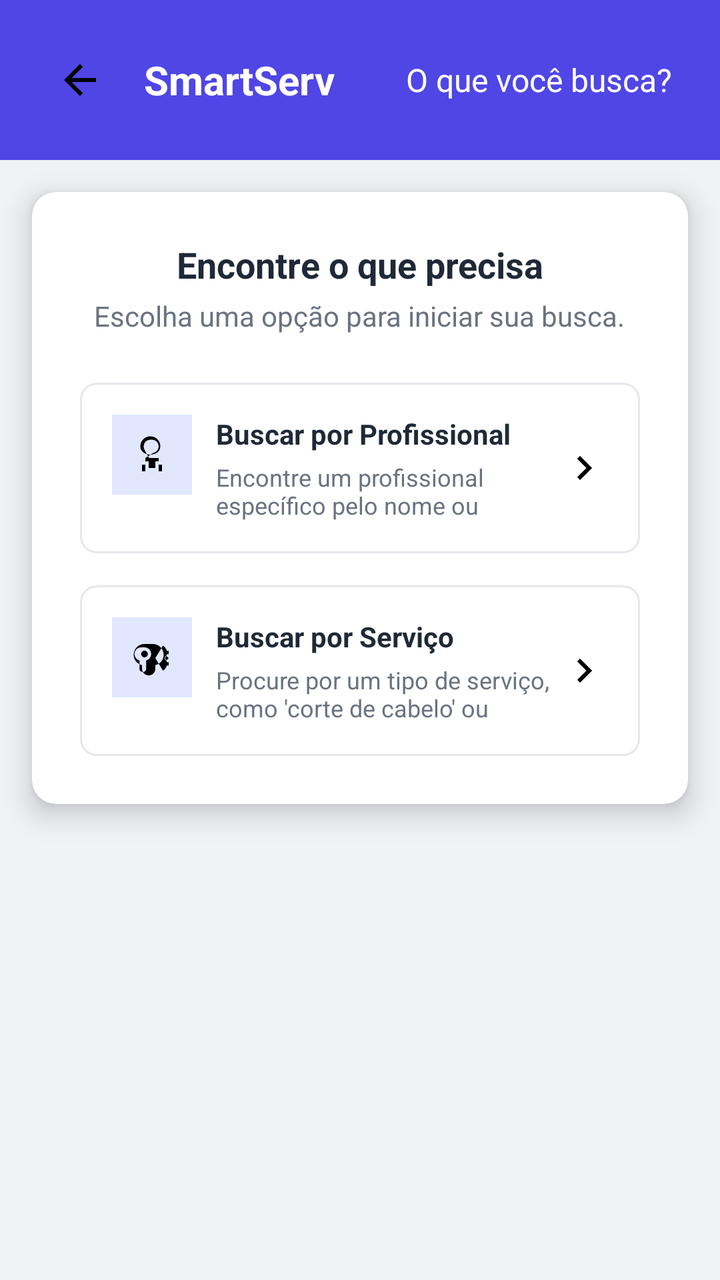
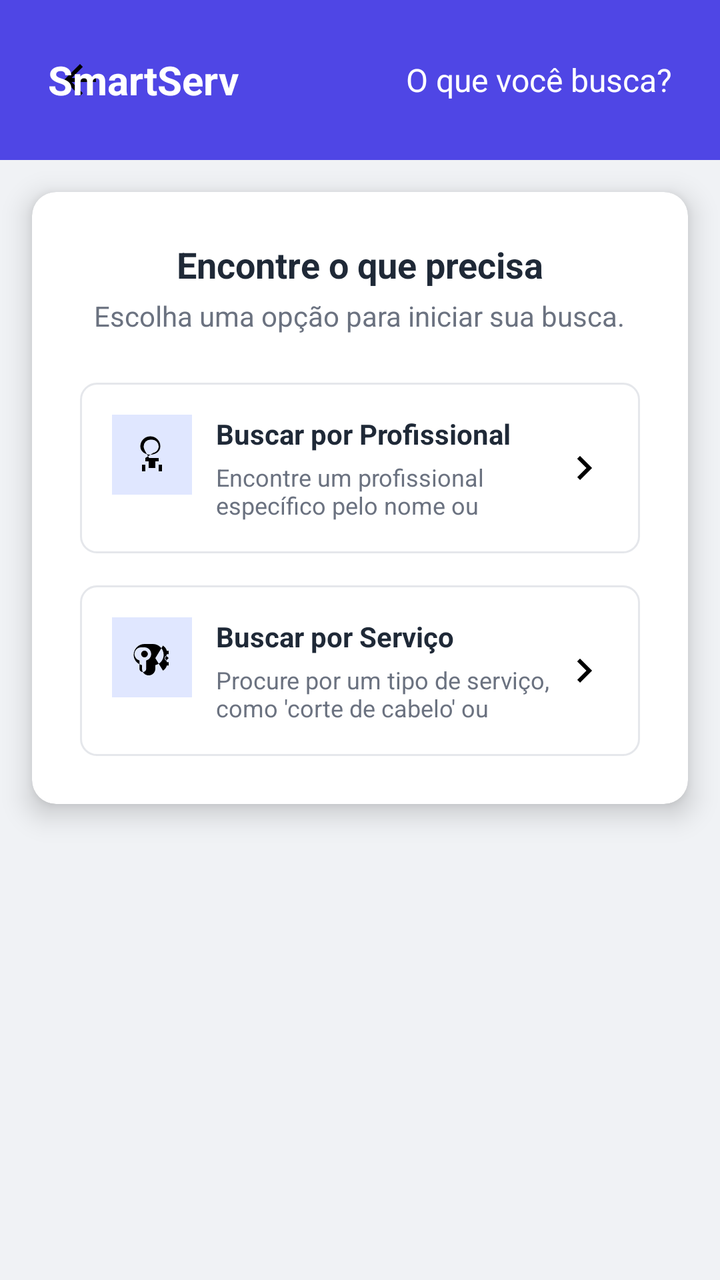

The first picture is an Android layout as it rendered before a commit; the second is the same layout after the commit. The layout source and the unified diff follow.
<!-- AndroidManifest.xml: application theme Theme.SmartApp -->
<!-- res/layout/buscar_pro_serv.xml -->
<?xml version="1.0" encoding="utf-8"?>
<RelativeLayout xmlns:android="http://schemas.android.com/apk/res/android"
    xmlns:app="http://schemas.android.com/apk/res-auto"
    android:layout_width="match_parent"
    android:layout_height="match_parent"
    android:background="#F0F2F5">

    
    <RelativeLayout
        android:id="@+id/header"
        android:layout_width="match_parent"
        android:layout_height="wrap_content"
        android:background="#4F46E5"
        android:padding="16dp"
        android:layout_alignParentTop="true">

        <ImageButton
            android:id="@+id/backButton"
            android:layout_width="48dp"
            android:layout_height="48dp"
            android:layout_centerVertical="true"
            android:layout_alignParentStart="true"
            android:background="?attr/selectableItemBackgroundBorderless"
            android:contentDescription="image3"
            android:padding="12dp"
            app:srcCompat="@drawable/ic_arrow_left"
            />

        <TextView
            android:id="@+id/logoTextHeader"
            android:layout_width="wrap_content"
            android:layout_height="wrap_content"
            android:layout_centerVertical="true"
            android:layout_toEndOf="@id/backButton"
            android:layout_marginStart="8dp"
            android:text="SmartServ"
            android:textColor="#FFFFFF"
            android:textSize="20sp"
            android:textStyle="bold"/>

        <TextView
            android:id="@+id/headerTitle"
            android:layout_width="wrap_content"
            android:layout_height="wrap_content"
            android:layout_alignParentEnd="true"
            android:layout_centerVertical="true"
            android:layout_marginEnd="8dp"
            android:text="O que você busca?"
            android:textColor="#FFFFFF"
            android:textSize="16sp"
            android:maxLines="1"
            android:ellipsize="end"/>
    </RelativeLayout>

    
    <androidx.cardview.widget.CardView
        android:layout_width="match_parent"
        android:layout_height="wrap_content"
        android:layout_below="@id/header"
        android:layout_margin="16dp"
        app:cardCornerRadius="12dp"
        app:cardElevation="8dp"
        app:cardBackgroundColor="@android:color/white">

        <RelativeLayout
            android:layout_width="match_parent"
            android:layout_height="wrap_content"
            android:padding="24dp">

            
            <LinearLayout
                android:id="@+id/headerText"
                android:layout_width="match_parent"
                android:layout_height="wrap_content"
                android:layout_marginBottom="24dp"
                android:orientation="vertical"
                android:gravity="center">

                <TextView
                    android:layout_width="wrap_content"
                    android:layout_height="wrap_content"
                    android:text="Encontre o que precisa"
                    android:textColor="#1F2937"
                    android:textSize="18sp"
                    android:textStyle="bold"/>

                <TextView
                    android:layout_width="wrap_content"
                    android:layout_height="wrap_content"
                    android:layout_marginTop="4dp"
                    android:text="Escolha uma opção para iniciar sua busca."
                    android:textColor="#6B7280"
                    android:textSize="14sp"/>
            </LinearLayout>

            
            <LinearLayout
                android:id="@+id/optionsContainer"
                android:layout_width="match_parent"
                android:layout_height="wrap_content"
                android:layout_below="@id/headerText"
                android:orientation="vertical">

                
                <RelativeLayout
                    android:id="@+id/searchProfessionalOption"
                    android:layout_width="match_parent"
                    android:layout_height="wrap_content"
                    android:background="@drawable/option_background"
                    android:padding="16dp"
                    android:layout_marginBottom="16dp"
                    android:clickable="true"
                    android:focusable="true">

                    
                    <RelativeLayout
                        android:id="@+id/professionalIconBg"
                        android:layout_width="40dp"
                        android:layout_height="40dp"
                        android:background="#E0E7FF"
                        android:gravity="center"
                        android:backgroundTint="#E0E7FF">

                        <ImageView
                            android:layout_width="20dp"
                            android:layout_height="20dp"
                            android:src="@drawable/ic_user_tie"
                            />
                    </RelativeLayout>

                    
                    <LinearLayout
                        android:layout_width="0dp"
                        android:layout_height="wrap_content"
                        android:layout_toEndOf="@id/professionalIconBg"
                        android:layout_centerVertical="true"
                        android:layout_marginStart="12dp"
                        android:layout_toStartOf="@+id/arrowProfessional"
                        android:orientation="vertical">

                        <TextView
                            android:layout_width="match_parent"
                            android:layout_height="wrap_content"
                            android:text="Buscar por Profissional"
                            android:textColor="#1F2937"
                            android:textSize="14sp"
                            android:textStyle="bold"
                            android:maxLines="1"
                            android:ellipsize="end"/>

                        <TextView
                            android:layout_width="match_parent"
                            android:layout_height="wrap_content"
                            android:layout_marginTop="4dp"
                            android:text="Encontre um profissional específico pelo nome ou especialidade."
                            android:textColor="#6B7280"
                            android:textSize="12sp"
                            android:maxLines="2"/>
                    </LinearLayout>

                    
                    <ImageView
                        android:id="@+id/arrowProfessional"
                        android:layout_width="24dp"
                        android:layout_height="24dp"
                        android:layout_alignParentEnd="true"
                        android:layout_centerVertical="true"
                        android:contentDescription="image2"
                        android:src="@drawable/ic_chevron_right"
                        />
                </RelativeLayout>

                
                <RelativeLayout
                    android:id="@+id/searchServiceOption"
                    android:layout_width="match_parent"
                    android:layout_height="wrap_content"
                    android:background="@drawable/option_background"
                    android:padding="16dp"
                    android:clickable="true"
                    android:focusable="true">

                    
                    <RelativeLayout
                        android:id="@+id/serviceIconBg"
                        android:layout_width="40dp"
                        android:layout_height="40dp"
                        android:background="#E0E7FF"
                        android:gravity="center"
                        android:backgroundTint="#E0E7FF">

                        <ImageView
                            android:layout_width="20dp"
                            android:layout_height="20dp"
                            android:contentDescription="image1"
                            android:src="@drawable/ic_scissors"
                            />
                    </RelativeLayout>

                    
                    <LinearLayout
                        android:layout_width="0dp"
                        android:layout_height="wrap_content"
                        android:layout_toEndOf="@id/serviceIconBg"
                        android:layout_centerVertical="true"
                        android:layout_marginStart="12dp"
                        android:layout_toStartOf="@+id/arrowService"
                        android:orientation="vertical">

                        <TextView
                            android:layout_width="match_parent"
                            android:layout_height="wrap_content"
                            android:text="Buscar por Serviço"
                            android:textColor="#1F2937"
                            android:textSize="14sp"
                            android:textStyle="bold"
                            android:maxLines="1"
                            android:ellipsize="end"/>

                        <TextView
                            android:layout_width="match_parent"
                            android:layout_height="wrap_content"
                            android:layout_marginTop="4dp"
                            android:text="Procure por um tipo de serviço, como 'corte de cabelo' ou 'manicure'."
                            android:textColor="#6B7280"
                            android:textSize="12sp"
                            android:maxLines="2"/>
                    </LinearLayout>

                    
                    <ImageView
                        android:id="@+id/arrowService"
                        android:layout_width="24dp"
                        android:layout_height="24dp"
                        android:layout_alignParentEnd="true"
                        android:layout_centerVertical="true"
                        android:src="@drawable/ic_chevron_right"
                        />
                </RelativeLayout>
            </LinearLayout>
        </RelativeLayout>
    </androidx.cardview.widget.CardView>
</RelativeLayout>
<!-- resources referenced by this layout -->
<resources>
  <!-- drawable ic_arrow_left (drawable) -->
  <?xml version="1.0" encoding="utf-8"?>
  <vector xmlns:android="http://schemas.android.com/apk/res/android"
      android:width="24dp"
      android:height="24dp"
      android:viewportWidth="24"
      android:viewportHeight="24">
      <path
          android:fillColor="#FF000000"
          android:pathData="M20,11H7.83l5.59,-5.59L12,4l-8,8 8,8 1.41,-1.41L7.83,13H20v-2z"/>
  </vector>
  <!-- drawable ic_chevron_right (drawable) -->
  <vector xmlns:android="http://schemas.android.com/apk/res/android"
      android:width="24dp"
      android:height="24dp"
      android:viewportWidth="24"
      android:viewportHeight="24">
      <path android:fillColor="#000000" android:pathData="M8.59,16.59L13.17,12 8.59,7.41 10,6l6,6 -6,6 -1.41,-1.41z"/>
  </vector>
  <!-- drawable ic_scissors (drawable) -->
  <?xml version="1.0" encoding="utf-8"?>
  <vector xmlns:android="http://schemas.android.com/apk/res/android"
      android:width="24dp"
      android:height="24dp"
      android:viewportWidth="24"
      android:viewportHeight="24">
      <path
          android:fillColor="#FF000000"
          android:pathData="M20.44,11L19.46,12.12C20.2,12.89 20.69,13.85 20.89,14.88H22V16.88H20.89C20.56,18.15 19.73,19.25 18.58,19.97L13.99,12.47L18.58,4.97C19.73,5.69 20.56,6.79 20.89,8.06H22V10.06H20.89C20.69,11.09 20.2,12.05 19.46,12.82L20.44,14L22,12.44L20.44,11M7.5,12C8.6,12 9.5,11.1 9.5,10C9.5,8.9 8.6,8 7.5,8C6.4,8 5.5,8.9 5.5,10C5.5,11.1 6.4,12 7.5,12M7.5,6C9.71,6 11.5,7.79 11.5,10C11.5,11.86 10.26,13.43 8.5,13.87V18.83C8.5,19.94 7.61,20.83 6.5,20.83C5.4,20.83 4.5,19.94 4.5,18.83V13.87C2.74,13.43 1.5,11.86 1.5,10C1.5,7.79 3.29,6 5.5,6H7.5M7.5,4C3.91,4 1,6.91 1,10.5C1,13.53 3.17,16.04 6,16.66V18.83C6,21.04 7.79,22.83 10,22.83C12.21,22.83 14,21.04 14,18.83V16.66C16.83,16.04 19,13.53 19,10.5C19,6.91 16.09,4 12.5,4H7.5Z"/>
  </vector>
  <!-- drawable ic_user_tie (drawable) -->
  <?xml version="1.0" encoding="utf-8"?>
  <vector xmlns:android="http://schemas.android.com/apk/res/android"
      android:width="24dp"
      android:height="24dp"
      android:viewportWidth="24"
      android:viewportHeight="24">
      <path
          android:fillColor="#FF000000"
          android:pathData="M12,3a4,4 0,0 1,4 4c0,1.95 -1.4,3.58 -3.25,3.93L8,14h8v2h-2v4h-4v-4H8v-2h2.25C8.4,10.58 7,8.95 7,7a4,4 0,0 1,4 -4m0-2a6,6 0,0 0,-6 6c0,3.31 3.13,5 6,5 2.87,0 6,-1.69 6,-5a6,6 0,0 0,-6 -6z"/>
      <path
          android:fillColor="#FF000000"
          android:pathData="M16,22h2v-4h-2v4zM6,22h2v-4H6v4z"/>
  </vector>
  <!-- drawable option_background (drawable) -->
  <?xml version="1.0" encoding="utf-8"?>
  <selector xmlns:android="http://schemas.android.com/apk/res/android">
      <item android:state_pressed="true">
          <shape android:shape="rectangle">
              <solid android:color="#F5F3FF"/>
              <corners android:radius="8dp"/>
              <stroke android:width="1dp" android:color="#4F46E5"/>
          </shape>
      </item>
      <item>
          <shape android:shape="rectangle">
              <solid android:color="@android:color/transparent"/>
              <corners android:radius="8dp"/>
              <stroke android:width="1dp" android:color="#E5E7EB"/>
          </shape>
      </item>
  </selector>
  <style name="Theme.SmartApp" parent="Base.Theme.SmartApp" />
  <style name="Base.Theme.SmartApp" parent="Theme.Material3.DayNight.NoActionBar" />
</resources>

<!-- the commit's change to res/layout/buscar_pro_serv.xml (unified diff, before → after) -->
@@ -15,7 +15,7 @@
         android:layout_alignParentTop="true">
 
         <ImageButton
-            android:id="@+id/backButton"
+            android:id="@+id/btnvoltarpesquisar"
             android:layout_width="48dp"
             android:layout_height="48dp"
             android:layout_centerVertical="true"
@@ -103,7 +103,7 @@
 
                 
                 <RelativeLayout
-                    android:id="@+id/searchProfessionalOption"
+                    android:id="@+id/btnbuscapro"
                     android:layout_width="match_parent"
                     android:layout_height="wrap_content"
                     android:background="@drawable/option_background"
@@ -172,7 +172,7 @@
 
                 
                 <RelativeLayout
-                    android:id="@+id/searchServiceOption"
+                    android:id="@+id/btnbuscaserv"
                     android:layout_width="match_parent"
                     android:layout_height="wrap_content"
                     android:background="@drawable/option_background"
